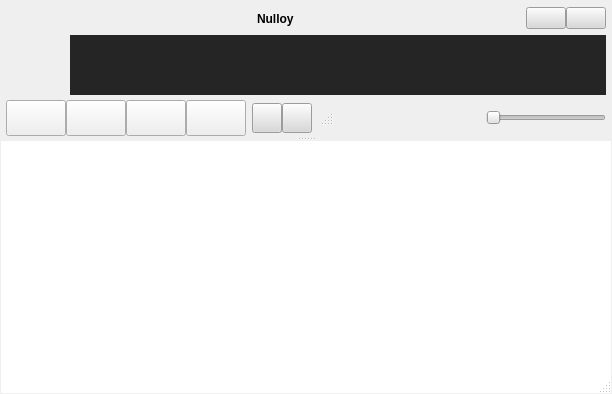
Qt form src/skins/metro/form.ui (nulloy/nulloy) before a commit.
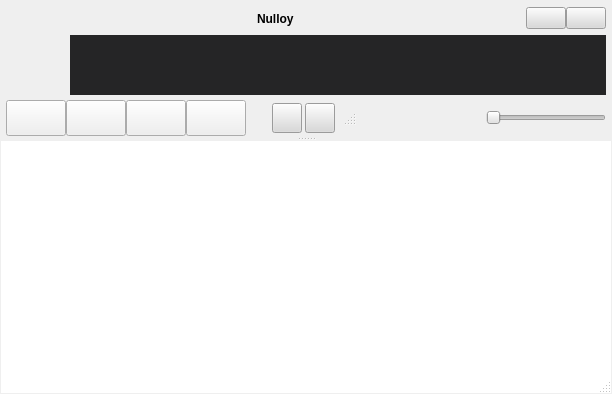
The same form after that commit. Icons and pictures are not drawn. Custom widgets are drawn as their Qt base class.

```diff
--- a/src/skins/metro/form.ui
+++ b/src/skins/metro/form.ui
@@ -1123,10 +1123,26 @@
                   </item>
                  </layout>
                 </item>
+                <item>
+                 <spacer name="horizontalSpacer_2">
+                  <property name="orientation">
+                   <enum>Qt::Horizontal</enum>
+                  </property>
+                  <property name="sizeType">
+                   <enum>QSizePolicy::Preferred</enum>
+                  </property>
+                  <property name="sizeHint" stdset="0">
+                   <size>
+                    <width>20</width>
+                    <height>13</height>
+                   </size>
+                  </property>
+                 </spacer>
+                </item>
                 <item>
                  <layout class="QHBoxLayout" name="horizontalLayout">
                   <property name="spacing">
-                   <number>0</number>
+                   <number>3</number>
                   </property>
                   <item>
                    <widget class="QToolButton" name="repeatCheck">
```
